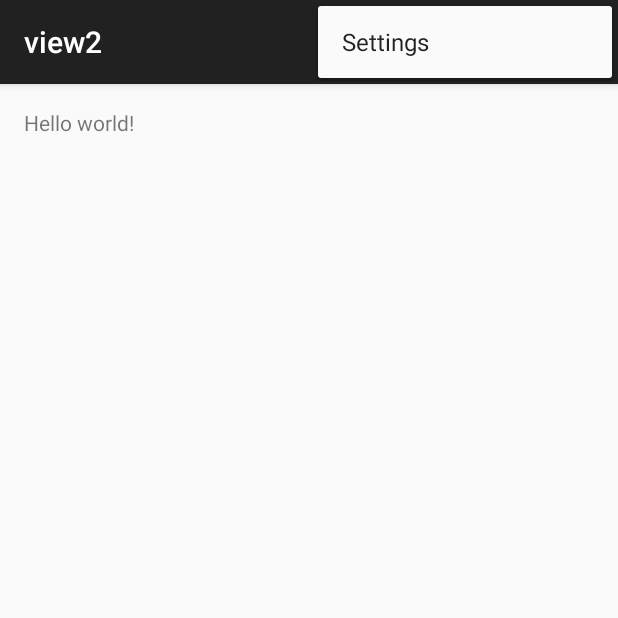
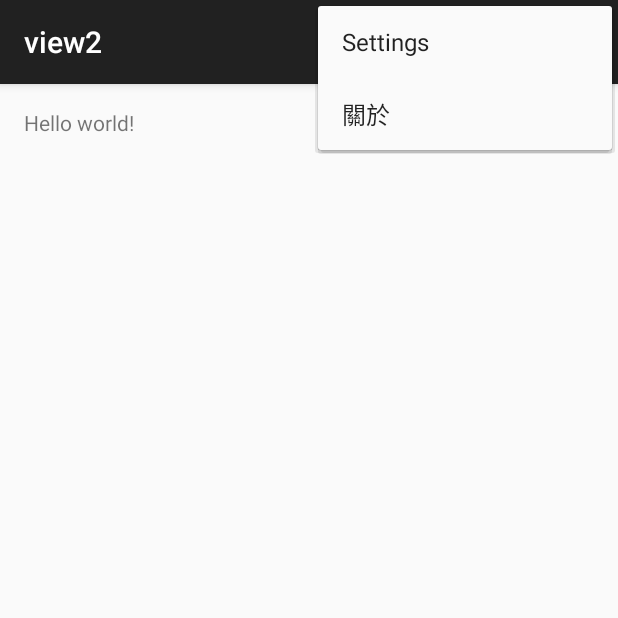
Before and after one commit to fishingboy/Android_Test, an Android app: the screen it shows after launch (LinearView), with the options menu open, on a phone screen of 412 x 824 dp, the top half of it. Run offline under Robolectric (Android 15) with nearby library versions, the phone set to English and light mode, and no system bars.

Commit message:
共用同一個 menu

```diff
--- a/app/src/main/java/com/leo_kuo/android_test/LinearView.java
+++ b/app/src/main/java/com/leo_kuo/android_test/LinearView.java
@@ -18,7 +18,7 @@ public class LinearView extends ActionBarActivity {
     @Override
     public boolean onCreateOptionsMenu(Menu menu) {
         // Inflate the menu; this adds items to the action bar if it is present.
-        getMenuInflater().inflate(R.menu.menu_view2, menu);
+        getMenuInflater().inflate(R.menu.menu_blank, menu);
         return true;
     }
 
--- a/app/src/main/java/com/leo_kuo/android_test/MainView.java
+++ b/app/src/main/java/com/leo_kuo/android_test/MainView.java
@@ -3,6 +3,7 @@ package com.leo_kuo.android_test;
 import android.content.Intent;
 import android.support.v7.app.ActionBarActivity;
 import android.os.Bundle;
+import android.util.Log;
 import android.view.Menu;
 import android.view.MenuItem;
 import android.view.View;
@@ -13,21 +14,24 @@ import android.widget.Toast;
 public class MainView extends ActionBarActivity
 {
     @Override
-    protected void onCreate(Bundle savedInstanceState) {
+    protected void onCreate(Bundle savedInstanceState)
+    {
         super.onCreate(savedInstanceState);
         setContentView(R.layout.activity_main);
     }
 
 
     @Override
-    public boolean onCreateOptionsMenu(Menu menu) {
+    public boolean onCreateOptionsMenu(Menu menu)
+    {
         // Inflate the menu; this adds items to the action bar if it is present.
         getMenuInflater().inflate(R.menu.menu_blank, menu);
         return true;
     }
 
     @Override
-    public boolean onOptionsItemSelected(MenuItem item) {
+    public boolean onOptionsItemSelected(MenuItem item)
+    {
         // Handle action bar item clicks here. The action bar will
         // automatically handle clicks on the Home/Up button, so long
         // as you specify a parent activity in AndroidManifest.xml.
@@ -65,6 +69,7 @@ public class MainView extends ActionBarActivity
     // 顯示 Linear 測試畫面
     public void showLinear(View view)
     {
+        Log.i("Leo", "Hello world Log!");
         Intent intent = new Intent();
         intent.setClass(this, LinearView.class);
         startActivity(intent);
--- a/app/src/main/res/menu/menu_view2.xml
+++ /dev/null
@@ -1,6 +0,0 @@
-<menu xmlns:android="http://schemas.android.com/apk/res/android"
-    xmlns:app="http://schemas.android.com/apk/res-auto"
-    xmlns:tools="http://schemas.android.com/tools" tools:context="com.leo_kuo.android_test.view2">
-    <item android:id="@+id/action_settings" android:title="@string/action_settings"
-        android:orderInCategory="100" app:showAsAction="never" />
-</menu>
```
